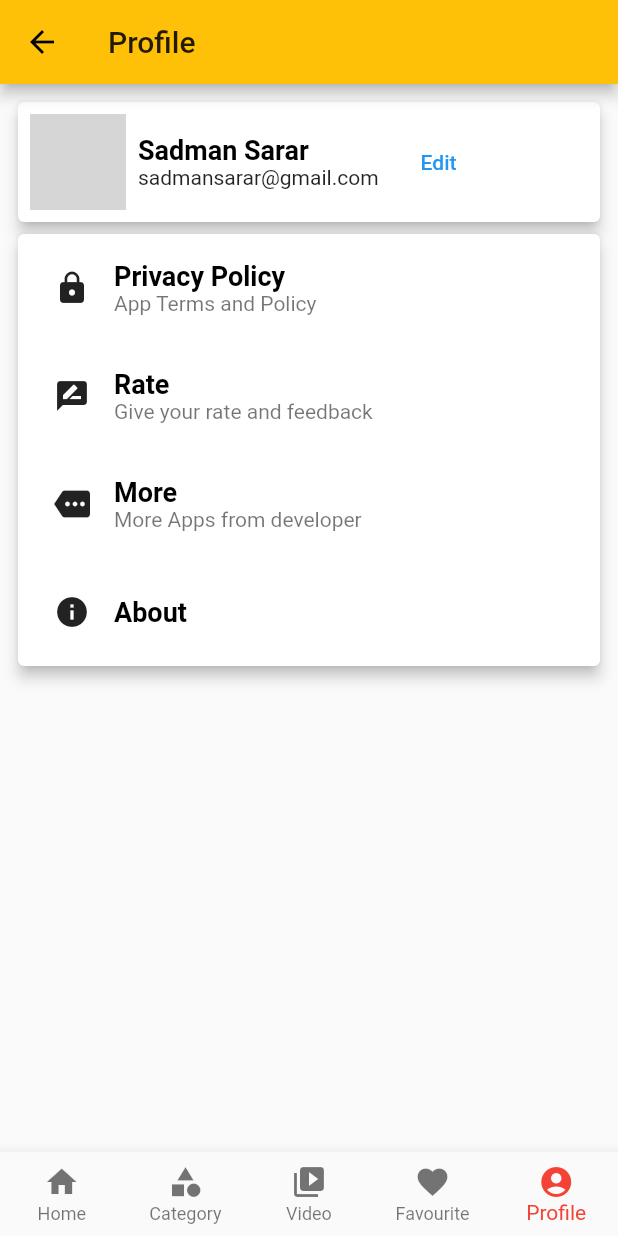
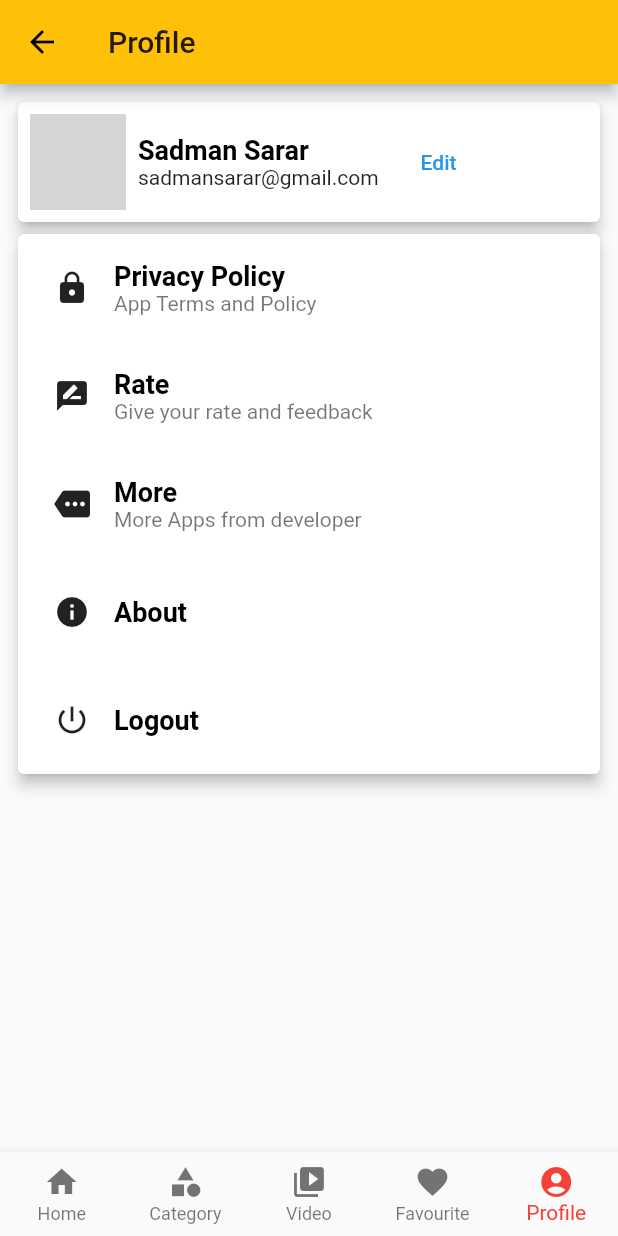
Before and after one commit to SadmanSarar/flutter-news-app, a Flutter app: the HomePage screen opened directly, item 5 of the bottom bar chosen, on a phone screen of 412 x 824 dp. Run offline on Flutter 3.47's test engine with Material 2 defaults, Android fonts, the phone set to English and light mode, and no system bars; our stand-ins replace fluttertoast, pull_to_refresh, shared_preferences, transparent_image; missing offline and left inert: flutter_html_view, flutter_stetho, flutter_youtube, launch_review, tinano; accounts and stored records are empty; network calls fail; grey boxes are pictures that could not be loaded.

Commit message:
add logout

```diff
--- a/lib/view/login.dart
+++ b/lib/view/login.dart
@@ -200,8 +200,7 @@ class _LoginPageState extends State<LoginPage> {
   Future _gotoNextScreen(BuildContext context) async {
     Widget destination = HomePage();
 
-    Navigator.pushReplacement(
-        context,
+    Navigator.of(context).pushReplacement(
         MaterialPageRoute(
           builder: (context) => destination,
         ));
--- a/lib/view/profile.dart
+++ b/lib/view/profile.dart
@@ -4,6 +4,8 @@ import 'privacy_policy.dart';
 import 'package:launch_review/launch_review.dart';
 import 'package:url_launcher/url_launcher.dart';
 import 'package:fluttertoast/fluttertoast.dart';
+import 'login.dart';
+import '../api/settings/repository.dart';
 
 class ProfilePage extends StatefulWidget {
   @override
@@ -13,6 +15,8 @@ class ProfilePage extends StatefulWidget {
 }
 
 class _ProfilePageState extends State<ProfilePage> {
+  var settings = SettingRepository.create();
+
   @override
   Widget build(BuildContext context) {
     SettingRemoteService().fetchSettings('1234');
@@ -108,6 +112,20 @@ class _ProfilePageState extends State<ProfilePage> {
                     _launchURL('http://sadmansarar.xzy');
                   },
                 ),
+                new ProfileMenu(
+                  "Logout",
+                  '',
+                  Icons.power_settings_new,
+                  callback: () {
+                    settings.saveApiToken('');
+                    Navigator.pushReplacement(
+                      context,
+                      MaterialPageRoute(
+                        builder: (context) => LoginPage(),
+                      ),
+                    );
+                  },
+                ),
               ],
             ),
           ),
```
